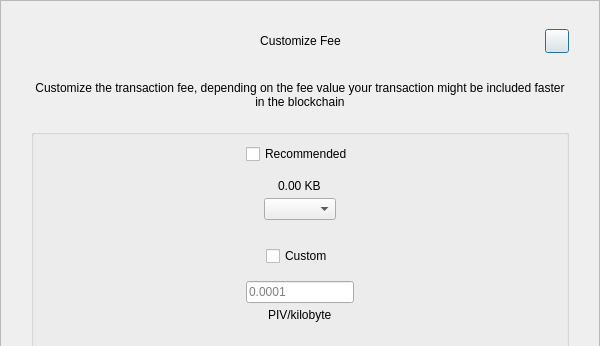
The window that src/qt/pivx/forms/sendcustomfeedialog.ui (Fuzzbawls/PIVX) describes before a commit, drawn with Qt 5; both pictures show x 0 to 600 and y 0 to 346 of the 600 by 550 pixel window.
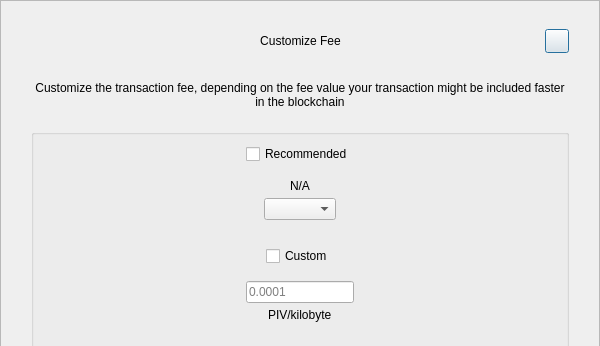
The same window after the commit.

Patch:
```diff
--- a/src/qt/pivx/forms/sendcustomfeedialog.ui
+++ b/src/qt/pivx/forms/sendcustomfeedialog.ui
@@ -224,7 +224,7 @@
            <item alignment="Qt::AlignHCenter">
             <widget class="QLabel" name="labelFee">
              <property name="text">
-              <string>0.00 KB</string>
+              <string notr="true">N/A</string>
              </property>
             </widget>
            </item>
```
